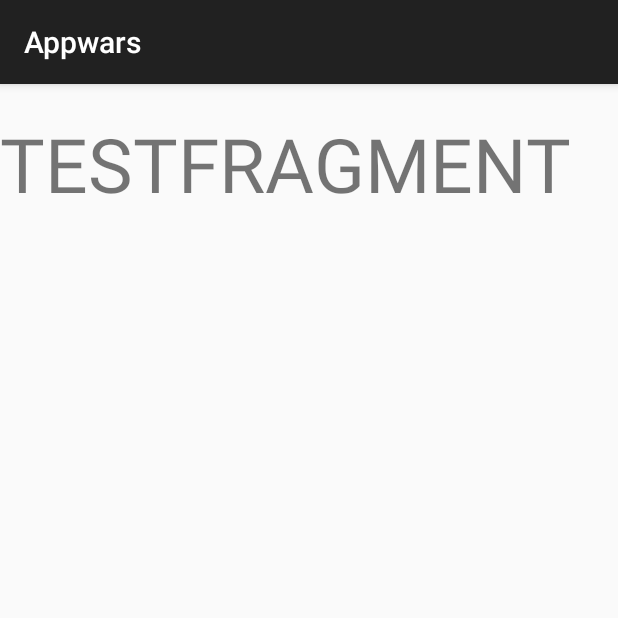
After one commit to DePauwLars/AppWars, an Android app: the fragment TestFragment shown on its own in the app's theme, on a phone screen of 412 x 824 dp, the top half of it. The commit adds this screen. Run offline under Robolectric (Android 15) with nearby library versions, the phone set to English and light mode, and no system bars.

Commit message:
added fragments viewpager

```diff
--- /dev/null
+++ b/app/src/main/java/appwars/appwise/be/appwars/fragments/TestFragment.java
@@ -0,0 +1,36 @@
+package appwars.appwise.be.appwars.fragments;
+
+import android.os.Bundle;
+import android.support.v4.app.Fragment;
+import android.view.LayoutInflater;
+import android.view.View;
+import android.view.ViewGroup;
+import android.widget.TextView;
+
+import appwars.appwise.be.appwars.R;
+
+/**
+ * Created by Lakkedelakke on 5/10/2015.
+ */
+public class TestFragment extends Fragment {
+    private String title;
+    private int page;
+
+    public static AppListFragment newInstance(int page, String title) {
+        AppListFragment fragmentFirst = new AppListFragment();
+        Bundle args = new Bundle();
+        args.putInt("someInt", page);
+        args.putString("someTitle", title);
+        fragmentFirst.setArguments(args);
+        return fragmentFirst;
+    }
+
+    @Override
+    public View onCreateView(LayoutInflater inflater, ViewGroup container,
+                             Bundle savedInstanceState) {
+        View view = inflater.inflate(R.layout.test_fragment_layout, container, false);
+        TextView tvLabel = (TextView) view.findViewById(R.id.tv_label2);
+        tvLabel.setText(title);
+        return view;
+    }
+}
--- a/app/src/main/java/appwars/appwise/be/appwars/AppwarsApplication.java
+++ b/app/src/main/java/appwars/appwise/be/appwars/utils/AppwarsApplication.java
@@ -1,4 +1,4 @@
-package appwars.appwise.be.appwars;
+package appwars.appwise.be.appwars.utils;
 
 import android.app.Application;
 import android.content.Intent;
--- /dev/null
+++ b/app/src/main/res/layout/test_fragment_layout.xml
@@ -0,0 +1,18 @@
+<?xml version="1.0" encoding="utf-8"?>
+<LinearLayout xmlns:android="http://schemas.android.com/apk/res/android"
+    android:layout_width="match_parent"
+    android:layout_height="match_parent"
+    android:orientation="vertical">
+
+    <TextView
+        android:id="@+id/tv_label2"
+        android:layout_width="wrap_content"
+        android:layout_height="wrap_content" />
+
+    <TextView
+        android:layout_width="fill_parent"
+        android:layout_height="fill_parent"
+        android:text="TESTFRAGMENT"
+        android:textSize="50sp" />
+
+</LinearLayout>
--- a/app/src/main/res/values/strings.xml
+++ b/app/src/main/res/values/strings.xml
@@ -4,5 +4,6 @@
     <string name="hello_world">Hello world!</string>
     <string name="action_settings">Settings</string>
     <string name="app_id">177079989297028</string>
+    <string name="title_activity_main">MainActivity</string>
 
 </resources>
```
Also changed, not shown: app/src/main/AndroidManifest.xml (+29 -14 lines), app/src/main/java/appwars/appwise/be/appwars/LogInActivity.java (+12 -4 lines), app/src/main/java/appwars/appwise/be/appwars/activities/MainActivity.java (added, +104 -0 lines), app/src/main/java/appwars/appwise/be/appwars/fragments/AppListFragment.java (added, +35 -0 lines), app/src/main/res/layout/activity_main.xml (added, +32 -0 lines), app/src/main/res/layout/app_list_fragment_layout.xml (added, +19 -0 lines), app/src/main/res/menu/menu_main.xml (added, +7 -0 lines).
